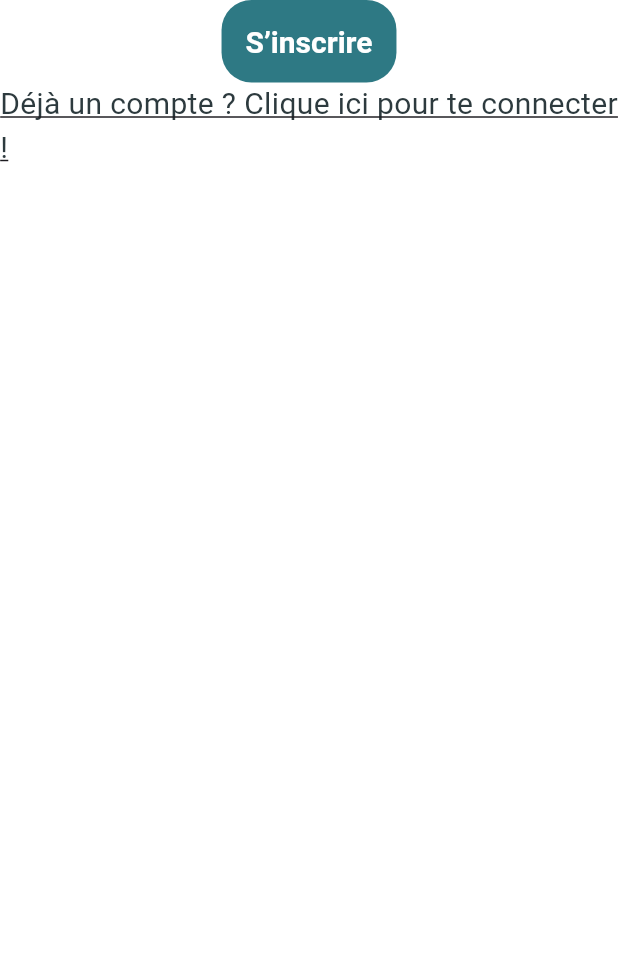
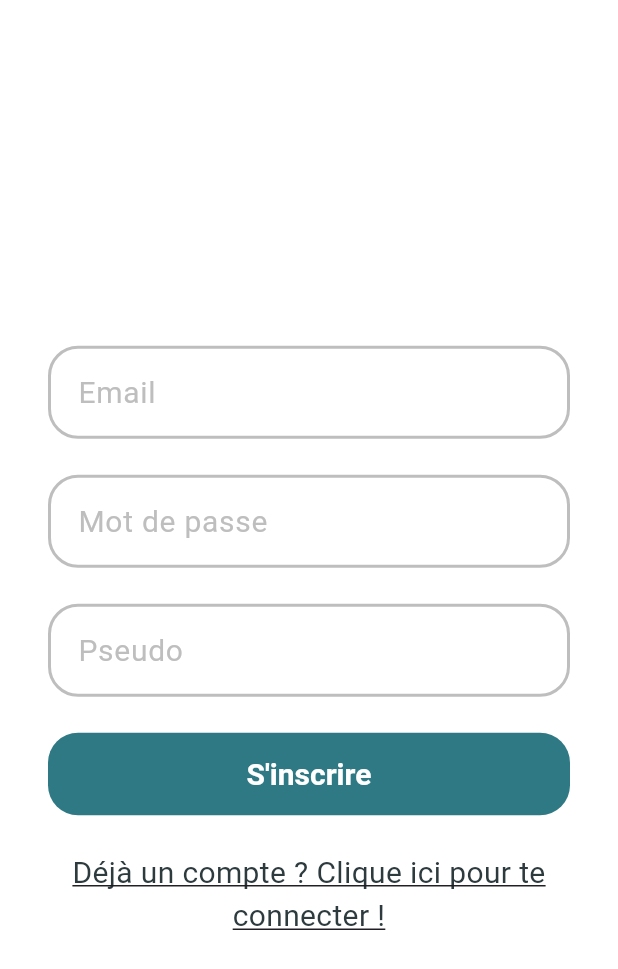
Before and after one commit to Tie-time/tie_time_front, a Flutter app: the SignupPage screen opened by its route, on a phone screen of 412 x 824 dp. Shown: the top 969 px of the screen. Run offline on Flutter 3.47's test engine with Material 3 defaults, Android fonts, the phone set to English and light mode, and no system bars; our stand-ins replace shared_preferences; accounts and stored records are empty.

Commit message:
feat(signup): Add signup page and signup form

```diff
--- a/lib/main.dart
+++ b/lib/main.dart
@@ -60,7 +60,7 @@ class MyApp extends StatelessWidget {
           filledButtonTheme: FilledButtonThemeData(
             style: FilledButton.styleFrom(
                 backgroundColor: Color(0xFF2E7984),
-                minimumSize: const Size(double.infinity),
+                minimumSize: const Size(double.infinity, 0),
                 shape: RoundedRectangleBorder(
                   borderRadius: BorderRadius.circular(20.0),
                 ),
--- a/lib/pages/signup.page.dart
+++ b/lib/pages/signup.page.dart
@@ -1,4 +1,10 @@
+import 'dart:convert';
+
 import 'package:flutter/material.dart';
+
+import 'package:http/http.dart' as http;
+import 'package:tie_time_front/routes/routes.dart';
+import 'package:tie_time_front/widgets/forms/signup.form.dart';
 
 class SignupPage extends StatefulWidget {
   const SignupPage({super.key});
@@ -8,27 +14,76 @@ class SignupPage extends StatefulWidget {
 }
 
 class _SignupPageState extends State<SignupPage> {
+  bool _isLoading = false;
+
+  Future<void> _signup(String email, String password, String pseudo) async {
+    setState(() {
+      _isLoading = true;
+    });
+
+    try {
+      final response = await http.post(
+        Uri.parse('http://10.0.2.2:5001/api/users/signup'),
+        headers: {'Content-Type': 'application/json'},
+        body: jsonEncode(
+            {'email': email, 'password': password, 'pseudo': pseudo}),
+      );
+
+      if (response.statusCode != 201) {
+        var result = jsonDecode(response.body);
+        var message = result['error'];
+        throw Exception(message);
+      }
+
+      var data = jsonDecode(response.body);
+      // Naviguer vers la page principale
+      Navigator.pushReplacementNamed(context, RouteManager.signin);
+
+      _showMessage(data['success']);
+    } catch (e) {
+      _showMessage('$e');
+    } finally {
+      setState(() {
+        _isLoading = false;
+      });
+    }
+  }
+
+  void _showMessage(String message) {
+    ScaffoldMessenger.of(context)
+        .showSnackBar(SnackBar(content: Text(message)));
+  }
+
   @override
   Widget build(BuildContext context) {
     return Scaffold(
-      body: Center(
+        body: Padding(
+            padding: const EdgeInsets.all(32.0),
+            child: Center(
+                child: SingleChildScrollView(
                     child: Column(
+                        mainAxisAlignment: MainAxisAlignment.center,
                         children: [
-          FilledButton(
-              onPressed: () {
-                Navigator.popAndPushNamed(context, '/');
-              },
-              child: const Text('S’inscrire')),
+                  // Image.asset(
+                  //   'assets/logo.png', // Assurez-vous d'avoir un logo dans le dossier assets
+                  //   height: 100,
+                  // ),
+                  const SizedBox(height: 32.0),
+                  SignupForm(
+                    onSignUp: _signup,
+                    isLoading: _isLoading,
+                  ),
+                  const SizedBox(height: 24.0),
                   GestureDetector(
                     onTap: () {
                       Navigator.pushNamed(context, '/signin');
                     },
                     //unline text
-            child: const Text('Déjà un compte ? Clique ici pour te connecter !',
+                    child: const Text(
+                        'Déjà un compte ? Clique ici pour te connecter !',
+                        textAlign: TextAlign.center,
                         style: TextStyle(decoration: TextDecoration.underline)),
                   ),
-        ],
-      )),
-    );
+                ])))));
   }
 }
--- /dev/null
+++ b/lib/widgets/forms/signup.form.dart
@@ -0,0 +1,109 @@
+import 'package:flutter/material.dart';
+
+class SignupForm extends StatefulWidget {
+  final Function(String email, String password, String pseudo) onSignUp;
+  final bool isLoading;
+
+  const SignupForm({
+    super.key,
+    required this.onSignUp,
+    required this.isLoading,
+  });
+
+  @override
+  State<SignupForm> createState() => _SignupFormState();
+}
+
+class _SignupFormState extends State<SignupForm> {
+  final TextEditingController _emailController = TextEditingController();
+  final TextEditingController _passwordController = TextEditingController();
+  final TextEditingController _pseudoController = TextEditingController();
+  final GlobalKey<FormState> _formKey = GlobalKey<FormState>();
+
+  String? _validateEmail(String? value) {
+    if (value == null || value.isEmpty) {
+      return 'Veuillez entrer votre email';
+    }
+    final emailRegex = RegExp(r'^[^@]+@[^@]+\.[^@]+');
+    if (!emailRegex.hasMatch(value)) {
+      return 'Veuillez entrer un email valide';
+    }
+    return null;
+  }
+
+  String? _validatePassword(String? value) {
+    if (value == null || value.isEmpty) {
+      return 'Veuillez entrer votre mot de passe';
+    }
+    if (value.length < 6) {
+      return 'Le mot de passe doit contenir au moins 6 caractères';
+    }
+    return null;
+  }
+
+  String? _validatePseudo(String? value) {
+    if (value == null || value.isEmpty) {
+      return 'Veuillez entrer un pseudo mot de passe';
+    }
+    if (value.length < 4) {
+      return 'Le pseudo doit contenir au moins 4 caractères';
+    }
+    return null;
+  }
+
+  void _handleSignUp() {
+    if (_formKey.currentState?.validate() != false) {
+      String email = _emailController.text.trim();
+      String password = _passwordController.text.trim();
+      String pseudo = _pseudoController.text.trim();
+      widget.onSignUp(email, password, pseudo);
+    }
+  }
+
+  @override
+  Widget build(BuildContext context) {
+    return Form(
+      key: _formKey,
+      child: Column(
+        mainAxisAlignment: MainAxisAlignment.center,
+        children: [
+          TextFormField(
+            controller: _emailController,
+            decoration: const InputDecoration(
+              labelText: 'Email',
+            ),
+            keyboardType: TextInputType.emailAddress,
+            validator: _validateEmail,
+            style: TextStyle(fontSize: 20.0, color: Color(0xFF2D3A3E)),
+          ),
+          const SizedBox(height: 24.0),
+          TextFormField(
+            controller: _passwordController,
+            decoration: const InputDecoration(
+              labelText: 'Mot de passe',
+            ),
+            obscureText: true,
+            validator: _validatePassword,
+            style: TextStyle(fontSize: 20.0, color: Color(0xFF2D3A3E)),
+          ),
+          const SizedBox(height: 24.0),
+          TextFormField(
+            controller: _pseudoController,
+            decoration: const InputDecoration(
+              labelText: 'Pseudo',
+            ),
+            validator: _validatePseudo,
+            style: TextStyle(fontSize: 20.0, color: Color(0xFF2D3A3E)),
+          ),
+          const SizedBox(height: 24.0),
+          widget.isLoading
+              ? const CircularProgressIndicator()
+              : FilledButton(
+                  onPressed: _handleSignUp,
+                  child: const Text('S\'inscrire'),
+                ),
+        ],
+      ),
+    );
+  }
+}
```
Lines whose indentation alone changed are shown as unchanged.
